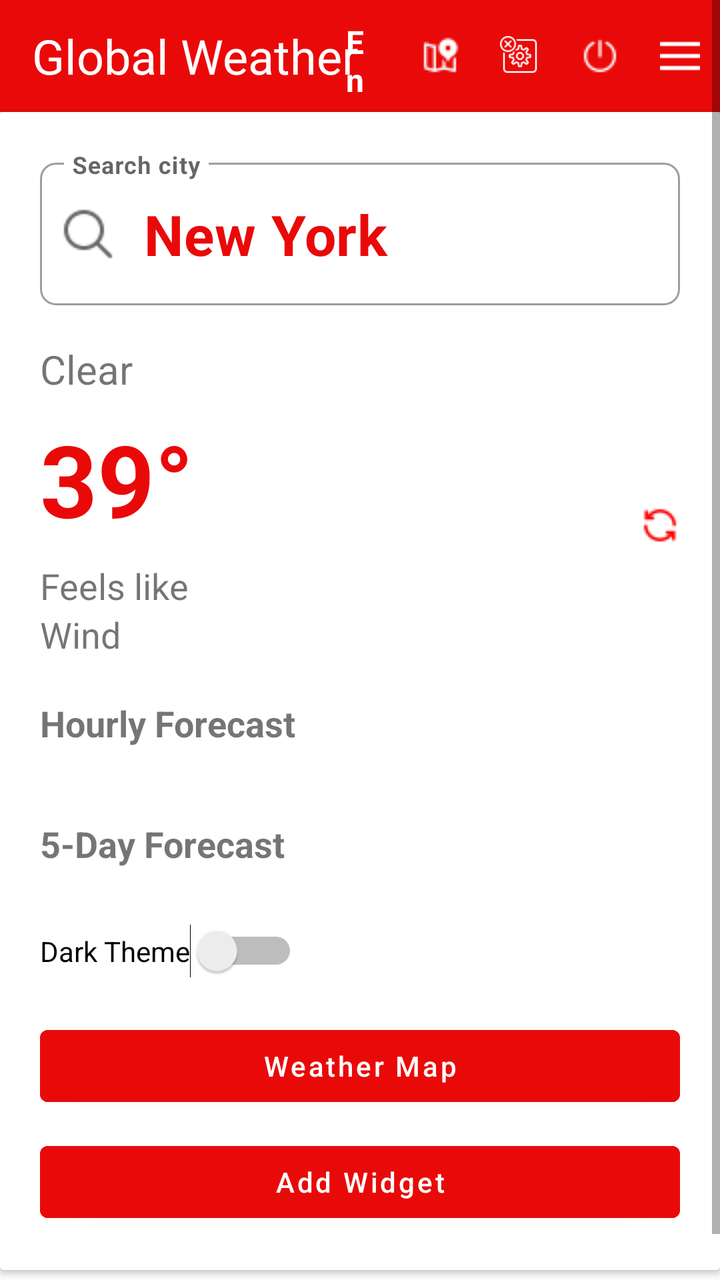
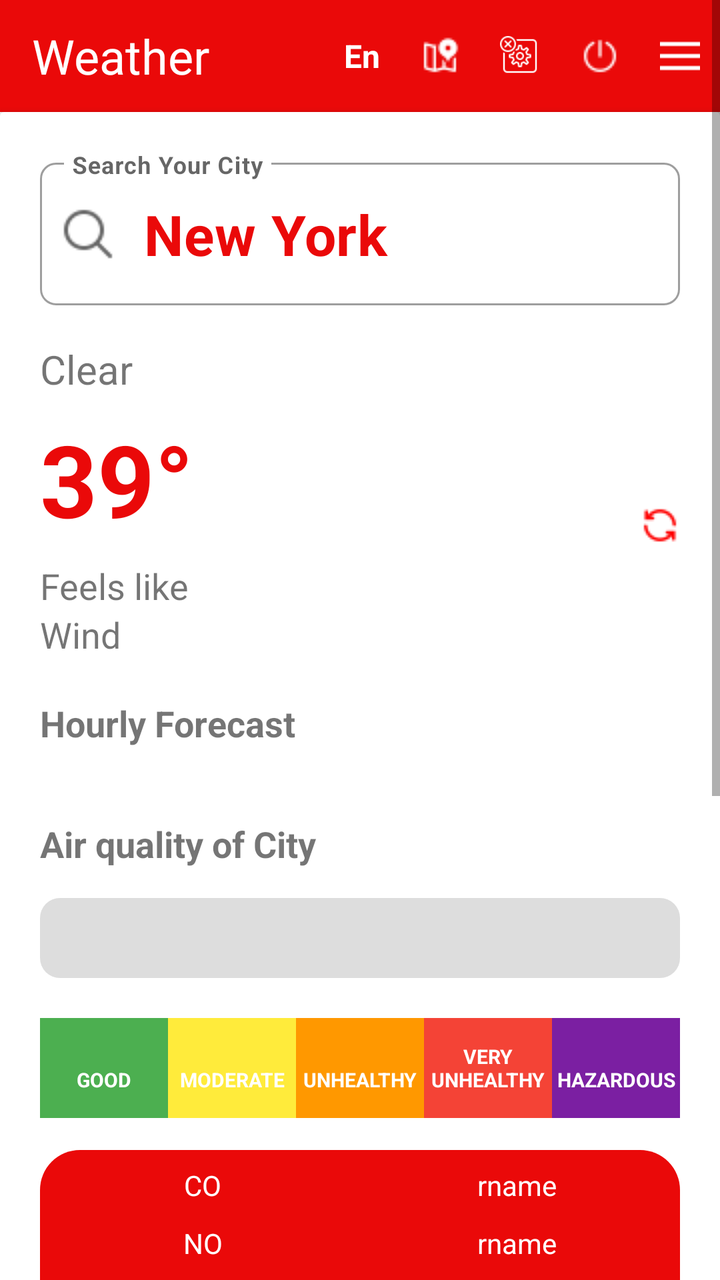

Before-and-after screenshots of an Android layout around one commit, followed by the original layout XML and the change that was made.
<!-- AndroidManifest.xml: application theme Theme.Mausam -->
<!-- res/layout/activity_main.xml -->
<?xml version="1.0" encoding="utf-8"?>
<ScrollView xmlns:android="http://schemas.android.com/apk/res/android"
    xmlns:tools="http://schemas.android.com/tools"
    xmlns:app="http://schemas.android.com/apk/res-auto"
    android:id="@+id/scrollView"
    android:layout_width="match_parent"
    android:layout_height="match_parent"
    tools:context=".MainActivity">

    <LinearLayout
        android:layout_width="match_parent"
        android:layout_height="wrap_content"
        android:orientation="vertical">

        <androidx.appcompat.widget.Toolbar
            android:id="@+id/toolbar"
            android:layout_width="match_parent"
            android:layout_height="?attr/actionBarSize"
            android:background="@color/red">

            <TextView
                android:layout_width="wrap_content"
                android:layout_height="wrap_content"
                android:textSize="24sp"
                android:textColor="@color/white"
                android:text="@string/title"/>

            <ImageButton
                android:id="@+id/menu"
                android:layout_margin="10dp"
                android:layout_width="20dp"
                android:layout_height="20dp"
                android:background="@drawable/menu"
                android:layout_gravity="end"
                android:contentDescription="TODO" />

            <ImageButton
                android:id="@+id/power"
                android:layout_margin="10dp"
                android:layout_width="wrap_content"
                android:layout_height="wrap_content"
                android:contentDescription="TODO"
                android:src="@drawable/power1"
                android:background="?attr/selectableItemBackgroundBorderless"
                android:layout_gravity="end" />

            

            <ImageButton
                android:id="@+id/widget"
                android:layout_margin="10dp"
                android:layout_width="20dp"
                android:layout_height="20dp"
                android:background="@drawable/widget"
                android:layout_gravity="end"
                android:contentDescription="TODO" />

            <ImageButton
                android:id="@+id/map"
                android:layout_margin="10dp"
                android:layout_width="wrap_content"
                android:layout_height="wrap_content"
                android:contentDescription="TODO"
                android:src="@drawable/map1"
                android:background="?attr/selectableItemBackgroundBorderless"
                android:layout_gravity="end" />

            <TextView
                android:id="@+id/fab_lang"
                android:layout_width="wrap_content"
                android:layout_height="wrap_content"
                android:layout_margin="10dp"
                android:text="En"
                android:textColor="@color/white"
                android:layout_gravity="end"
                android:textStyle="bold"
                android:textSize="16sp" />

            

        </androidx.appcompat.widget.Toolbar>

        
        <androidx.cardview.widget.CardView
            android:id="@+id/cardview"
            android:layout_width="match_parent"
            android:layout_height="match_parent">

            
            <LinearLayout
                android:layout_width="match_parent"
                android:layout_height="wrap_content"
                android:orientation="horizontal"
                android:gravity="center"
                android:paddingLeft="20dp"
                android:paddingRight="20dp"
                android:paddingTop="20dp">

                <com.google.android.material.textfield.TextInputLayout
                    android:id="@+id/input_layout_city"
                    style="@style/Widget.MaterialComponents.TextInputLayout.OutlinedBox"
                    android:layout_width="match_parent"
                    android:layout_height="wrap_content"
                    android:hint="Search city"
                    app:startIconDrawable="@drawable/search"
                    app:endIconMode="clear_text"
                    app:boxBackgroundMode="outline"
                    app:boxCornerRadiusTopStart="8dp"
                    app:boxCornerRadiusTopEnd="8dp"
                    app:boxCornerRadiusBottomStart="8dp"
                    app:boxCornerRadiusBottomEnd="8dp">

                    <com.google.android.material.textfield.TextInputEditText
                        android:id="@+id/textCity"
                        android:textSize="28sp"
                        android:textStyle="bold"
                        android:textColor="@color/red"
                        android:layout_width="match_parent"
                        android:layout_height="wrap_content"
                        android:text="@string/city_name"
                        android:imeOptions="actionSearch"
                        android:inputType="text" />

                </com.google.android.material.textfield.TextInputLayout>


        

            </LinearLayout>

            <LinearLayout
                android:layout_width="match_parent"
                android:layout_height="wrap_content"
                android:orientation="vertical"
                android:layout_marginTop="95dp"
                android:padding="20dp">

                <TextView
                    android:id="@+id/textCondition"
                    android:layout_width="wrap_content"
                    android:layout_height="wrap_content"
                    android:text="@string/clear"
                    android:textSize="20sp" />

                <LinearLayout
                    android:layout_width="match_parent"
                    android:layout_height="wrap_content"
                    android:layout_gravity="end"
                    android:layout_marginTop="8dp"
                    android:layout_marginBottom="8dp"
                    android:orientation="horizontal">

                    <TextView
                        android:id="@+id/textTemperature"
                        android:layout_width="wrap_content"
                        android:layout_height="wrap_content"
                        android:text="39°"
                        android:textSize="50sp"
                        android:textStyle="bold"
                        android:textColor="@color/red" />

                    
                    <View
                        android:layout_width="0dp"
                        android:layout_height="0dp"
                        android:layout_weight="1" />

                    <ImageView
                        android:id="@+id/imageWeatherIcon"
                        android:layout_width="wrap_content"
                        android:layout_height="match_parent"
                        android:contentDescription="TODO"
                        android:scaleType="centerInside" />

                    <ImageButton
                        android:id="@+id/refresh"
                        android:layout_width="wrap_content"
                        android:layout_height="wrap_content"
                        android:contentDescription="TODO"
                        android:src="@drawable/refresh1"
                        android:background="?attr/selectableItemBackgroundBorderless"
                        android:layout_gravity="end|bottom" />

                </LinearLayout>

                <TextView
                    android:id="@+id/textFeelsLike"
                    android:layout_width="wrap_content"
                    android:layout_height="wrap_content"
                    android:text="@string/feels_like"
                    android:textSize="18sp" />

                <TextView
                    android:id="@+id/textWind"
                    android:layout_width="wrap_content"
                    android:layout_height="wrap_content"
                    android:text="@string/wind"
                    android:textSize="18sp" />

                
                <TextView
                    android:id="@+id/textHourlyLabel"
                    android:layout_width="match_parent"
                    android:layout_height="wrap_content"
                    android:text="@string/hourly_forecast"
                    android:textSize="18sp"
                    android:textStyle="bold"
                    android:layout_marginTop="20dp" />

                
                <androidx.recyclerview.widget.RecyclerView
                    android:id="@+id/recyclerHourly"
                    android:layout_width="match_parent"
                    android:layout_height="wrap_content"
                    android:layout_marginTop="8dp"
                    android:orientation="horizontal"
                    android:overScrollMode="never"
                    android:paddingBottom="8dp" />

                
                <TextView
                    android:id="@+id/textFiveDayLabel"
                    android:layout_width="match_parent"
                    android:layout_height="wrap_content"
                    android:text="@string/five_day_forecast"
                    android:textSize="18sp"
                    android:textStyle="bold"
                    android:layout_marginTop="20dp" />

                <androidx.recyclerview.widget.RecyclerView
                    android:id="@+id/recyclerDaily"
                    android:layout_width="match_parent"
                    android:layout_height="wrap_content"
                    android:layout_marginTop="8dp"
                    android:nestedScrollingEnabled="false"
                    android:overScrollMode="never" />

                <Switch
                    android:id="@+id/switchTheme"
                    android:layout_width="wrap_content"
                    android:layout_height="wrap_content"
                    android:text="@string/dark_theme"
                    android:layout_marginTop="20dp"
                    tools:ignore="UseSwitchCompatOrMaterialXml" />

                


                
                <Button
                    android:id="@+id/btnAddMap"
                    android:layout_width="match_parent"
                    android:layout_height="wrap_content"
                    android:text="@string/weather_map"
                    android:textAllCaps="false"
                    android:backgroundTint="@color/red"
                    android:textColor="@android:color/white"
                    android:layout_marginTop="20dp" />

                
                <Button
                    android:id="@+id/btnAddWidget"
                    android:layout_width="match_parent"
                    android:layout_height="wrap_content"
                    android:text="@string/add_widget"
                    android:textAllCaps="false"
                    android:backgroundTint="@color/red"
                    android:textColor="@android:color/white"
                    android:layout_marginTop="10dp" />

            </LinearLayout>

        </androidx.cardview.widget.CardView>

        <com.google.android.gms.ads.AdView
            android:id="@+id/adView"
            android:layout_gravity="center"
            android:gravity="bottom"
            android:layout_marginTop="10dp"
            android:layout_width="wrap_content"
            android:layout_height="wrap_content"
            app:adSize="BANNER"
            app:adUnitId="@string/ads_banner_id" />

    </LinearLayout>

</ScrollView>
<!-- resources referenced by this layout -->
<resources>
  <color name="red">#EA0909</color>
  <color name="white">#FFFFFFFF</color>
  <!-- drawable map1: png bitmap (drawable, 384 bytes) -->
  <!-- drawable menu: png bitmap (drawable, 159 bytes) -->
  <!-- drawable power1: png bitmap (drawable, 366 bytes) -->
  <!-- drawable refresh1: png bitmap (drawable, 379 bytes) -->
  <!-- drawable search: png bitmap (drawable, 451 bytes) -->
  <!-- drawable widget: png bitmap (drawable, 1140 bytes) -->
  <string name="add_widget">Add Widget</string>
  <string name="ads_banner_id">ca-app-pub-1606200483291446/5984462953</string>
  <string name="city_name">New York</string>
  <string name="clear">Clear</string>
  <string name="dark_theme">Dark Theme</string>
  <string name="feels_like">Feels like</string>
  <string name="five_day_forecast">5-Day Forecast</string>
  <string name="hourly_forecast">Hourly Forecast</string>
  <string name="title">Global Weather</string>
  <string name="weather_map">Weather Map</string>
  <string name="wind">Wind</string>
  <style name="Theme.Mausam" parent="Theme.MaterialComponents.DayNight.NoActionBar">
          
          <item name="colorPrimary">@color/red</item>
          <item name="colorOnPrimary">@color/white</item>
          <item name="colorPrimaryDark">@color/red</item>
          <item name="android:windowBackground">@color/white</item>
          <item name="android:textColorPrimary">@color/black</item>
          <item name="colorPrimaryVariant">@color/red</item>
          <item name="popupMenuStyle">@style/ThemeOverlay.AppCompat.Light</item>
      </style>
  <color name="black">#FF000000</color>
</resources>

<!-- the commit's change to res/layout/activity_main.xml (unified diff, before → after) -->
@@ -90,7 +90,7 @@
             <LinearLayout
                 android:layout_width="match_parent"
                 android:layout_height="wrap_content"
-                android:orientation="horizontal"
+                android:orientation="vertical"
                 android:gravity="center"
                 android:paddingLeft="20dp"
                 android:paddingRight="20dp"
@@ -101,7 +101,7 @@
                     style="@style/Widget.MaterialComponents.TextInputLayout.OutlinedBox"
                     android:layout_width="match_parent"
                     android:layout_height="wrap_content"
-                    android:hint="Search city"
+                    android:hint="@string/search_city"
                     app:startIconDrawable="@drawable/search"
                     app:endIconMode="clear_text"
                     app:boxBackgroundMode="outline"
@@ -123,8 +123,17 @@
 
                 </com.google.android.material.textfield.TextInputLayout>
 
-
-        
+                
+                <androidx.recyclerview.widget.RecyclerView
+                    android:id="@+id/searchViewHolder"
+                    android:visibility="gone"
+                    android:layout_width="match_parent"
+                    android:layout_height="wrap_content"
+                    android:layout_marginTop="16dp"
+                    android:background="@drawable/bg_dialog"
+                    android:padding="5dp"/>
+
+                
 
             </LinearLayout>
 
@@ -216,6 +225,206 @@
                     android:orientation="horizontal"
                     android:overScrollMode="never"
                     android:paddingBottom="8dp" />
+
+                
+                <androidx.cardview.widget.CardView
+                    android:layout_width="match_parent"
+                    android:layout_height="wrap_content"
+                    android:layout_margin="10dp"
+                    app:cardCornerRadius="5dp"
+                    app:cardElevation="5dp"
+                    android:visibility="gone">
+
+                    <LinearLayout
+                        android:layout_width="match_parent"
+                        android:layout_height="wrap_content"
+                        android:orientation="vertical"
+                        android:padding="8dp">
+
+                        
+                        <TextView
+                            android:layout_width="wrap_content"
+                            android:layout_height="wrap_content"
+                            android:text="@string/search_city_air_index"
+                            android:textStyle="bold"
+                            android:textSize="14sp"
+                            android:textColor="@color/red"/>
+
+                        
+                        <androidx.appcompat.widget.SearchView
+                            android:id="@+id/newwi"
+                            android:layout_width="match_parent"
+                            android:layout_height="wrap_content"
+                            app:iconifiedByDefault="false"
+                            app:queryHint="@string/search_city"/>
+                    </LinearLayout>
+                </androidx.cardview.widget.CardView>
+
+                <LinearLayout
+                    android:id="@+id/airTab"
+                    android:layout_width="match_parent"
+                    android:layout_height="wrap_content"
+                    android:orientation="vertical">
+
+                    
+                    <TextView
+                        android:id="@+id/textCityAir"
+                        android:layout_width="match_parent"
+                        android:layout_height="wrap_content"
+                        android:text="@string/search_city_air_index"
+                        android:textSize="18sp"
+                        android:textStyle="bold"
+                        android:layout_marginTop="20dp" />
+
+                    
+                    <ProgressBar
+                        android:id="@+id/aqiProgressBar"
+                        style="@android:style/Widget.ProgressBar.Horizontal"
+                        android:layout_width="match_parent"
+                        android:layout_height="40dp"
+                        android:layout_marginTop="15dp"
+                        android:max="500"
+                        android:progress="0"
+                        android:progressDrawable="@drawable/progressbar_states"/>
+
+                    
+                    <include
+                        android:id="@+id/colorTab"
+                        android:layout_width="match_parent"
+                        android:layout_height="wrap_content"
+                        layout="@layout/progress_bar" />
+
+                    
+                    <TableLayout
+                        android:id="@+id/tableLayout"
+                        android:layout_width="match_parent"
+                        android:layout_height="wrap_content"
+                        android:layout_marginTop="16dp"
+                        android:background="@drawable/button_etutor_design">
+
+                        <TableRow>
+                            <TextView
+                                android:layout_width="0dp"
+                                android:layout_height="wrap_content"
+                                android:layout_weight="1"
+                                android:padding="5dp"
+                                android:text="CO"
+                                android:textColor="@color/white"
+                                android:gravity="center"/>
+                            <TextView
+                                android:id="@+id/co"
+                                android:layout_width="0dp"
+                                android:layout_height="wrap_content"
+                                android:layout_weight="1"
+                                android:padding="5dp"
+                                android:text="rname"
+                                android:textColor="@color/white"
+                                android:gravity="center"/>
+                        </TableRow>
+
+                        <TableRow>
+                            <TextView
+                                android:layout_width="0dp"
+                                android:layout_height="wrap_content"
+                                android:layout_weight="1"
+                                android:text="NO"
+                                android:padding="5dp"
+                                android:textColor="@color/white"
+                                android:gravity="center"/>
+                            <TextView
+                                android:id="@+id/NO"
+                                android:layout_width="0dp"
+                                android:layout_height="wrap_content"
+                                android:layout_weight="1"
+                                android:padding="5dp"
+                                android:text="rname"
+                                android:textColor="@color/white"
+                                android:gravity="center"/>
+                        </TableRow>
+
+                        <TableRow>
+                            <TextView
+                                android:layout_width="0dp"
+                                android:layout_height="wrap_content"
+                                android:layout_weight="1"
+                                android:text="NO2"
+                                android:padding="5dp"
+                                android:textColor="@color/white"
+                                android:gravity="center"/>
+                            <TextView
+                                android:id="@+id/NO2"
+                                android:layout_width="0dp"
+                                android:layout_height="wrap_content"
+                                android:layout_weight="1"
+                                android:text="NO@"
+                                android:padding="5dp"
+                                android:textColor="@color/white"
+                                android:gravity="center"/>
+                        </TableRow>
+
+                        <TableRow>
+                            <TextView
+                                android:layout_width="0dp"
+                                android:layout_height="wrap_content"
+                                android:layout_weight="1"
+                                android:text="O3"
+                                android:padding="5dp"
+                                android:textColor="@color/white"
+                                android:gravity="center"/>
+                            <TextView
+                                android:id="@+id/O3"
+                                android:layout_width="0dp"
+                                android:layout_height="wrap_content"
+                                android:layout_weight="1"
+                                android:text="rname"
+                                android:padding="5dp"
+                                android:textColor="@color/white"
+                                android:gravity="center"/>
+                        </TableRow>
+
+                        <TableRow>
+                            <TextView
+                                android:layout_width="0dp"
+                                android:layout_height="wrap_content"
+                                android:layout_weight="1"
+                                android:text="SO2"
+                                android:padding="5dp"
+                                android:textColor="@color/white"
+                                android:gravity="center"/>
+                            <TextView
+                                android:id="@+id/S02"
+                                android:layout_width="0dp"
+                                android:layout_height="wrap_content"
+                                android:layout_weight="1"
+                                android:padding="5dp"
+                                android:text="rname"
+                                android:textColor="@color/white"
+                                android:gravity="center"/>
+                        </TableRow>
+
+                        <TableRow>
+                            <TextView
+                                android:layout_width="0dp"
+                                android:layout_height="wrap_content"
+                                android:layout_weight="1"
+                                android:text="NH3"
+                                android:padding="5dp"
+                                android:textColor="@color/white"
+                                android:gravity="center"/>
+                            <TextView
+                                android:id="@+id/nh3"
+                                android:layout_width="0dp"
+                                android:layout_height="wrap_content"
+                                android:layout_weight="1"
+                                android:padding="5dp"
+                                android:text="rname"
+                                android:textColor="@color/white"
+                                android:gravity="center"/>
+                        </TableRow>
+
+                    </TableLayout>
+
+                </LinearLayout>
 
                 
                 <TextView
@@ -285,3 +494,73 @@
     </LinearLayout>
 
 </ScrollView>
+<!-- res/layout/progress_bar.xml (included above) -->
+<?xml version="1.0" encoding="utf-8"?>
+<LinearLayout xmlns:android="http://schemas.android.com/apk/res/android"
+    android:layout_width="match_parent"
+    android:layout_height="wrap_content"
+    android:orientation="horizontal"
+    android:paddingTop="20dp"
+    android:weightSum="5">
+
+    
+    <TextView
+        android:layout_width="0dp"
+        android:layout_height="50dp"
+        android:layout_weight="1"
+        android:gravity="center"
+        android:background="@color/aqi_good"
+        android:text="\nGOOD"
+        android:textColor="@android:color/white"
+        android:textStyle="bold"
+        android:textSize="10sp" />
+
+    
+    <TextView
+        android:layout_width="0dp"
+        android:layout_height="50dp"
+        android:layout_weight="1"
+        android:gravity="center"
+        android:background="@color/aqi_moderate"
+        android:text="\nMODERATE"
+        android:textColor="@android:color/white"
+        android:textStyle="bold"
+        android:textSize="10sp" />
+
+    
+    <TextView
+        android:layout_width="0dp"
+        android:layout_height="50dp"
+        android:layout_weight="1"
+        android:gravity="center"
+        android:background="@color/aqi_unhealthy"
+        android:text="\nUNHEALTHY"
+        android:textColor="@android:color/white"
+        android:textStyle="bold"
+        android:textSize="10sp" />
+
+    
+    <TextView
+        android:layout_width="0dp"
+        android:layout_height="50dp"
+        android:layout_weight="1"
+        android:gravity="center"
+        android:background="@color/aqi_very_unhealthy"
+        android:text="VERY\nUNHEALTHY"
+        android:textColor="@android:color/white"
+        android:textStyle="bold"
+        android:textSize="10sp" />
+
+    
+    <TextView
+        android:layout_width="0dp"
+        android:layout_height="50dp"
+        android:layout_weight="1"
+        android:gravity="center"
+        android:background="@color/aqi_hazardous"
+        android:text="\nHAZARDOUS"
+        android:textColor="@android:color/white"
+        android:textStyle="bold"
+        android:textSize="10sp" />
+
+</LinearLayout>
<!-- resource entries referenced after the edit -->
@@ -1,10 +1,70 @@
 <!-- resources referenced by this layout -->
 <resources>
+  <color name="aqi_good">#4CAF50</color>
+  <color name="aqi_hazardous">#7B1FA2</color>
+  <color name="aqi_moderate">#FFEB3B</color>
+  <color name="aqi_unhealthy">#FF9800</color>
+  <color name="aqi_very_unhealthy">#F44336</color>
   <color name="red">#EA0909</color>
   <color name="white">#FFFFFFFF</color>
+  <!-- drawable bg_dialog (drawable) -->
+  <?xml version="1.0" encoding="utf-8"?>
+  <shape xmlns:android="http://schemas.android.com/apk/res/android"
+      android:shape="rectangle" >
+  
+      <gradient android:angle="90"/>
+  
+      <corners android:bottomLeftRadius="0dp"
+          android:topLeftRadius="15dp"
+          android:bottomRightRadius="15dp"
+          android:topRightRadius="0dp" />
+  
+      <stroke android:width="3dp"
+          android:color="@color/red"/>
+  
+  </shape>
+  <!-- drawable button_etutor_design (drawable) -->
+  <?xml version="1.0" encoding="utf-8"?>
+  <selector xmlns:android="http://schemas.android.com/apk/res/android">
+  
+  <item>
+      <layer-list>
+          <item><shape>
+  
+              <corners
+                  android:radius="20dp"
+                  />
+              <gradient android:angle="90"  android:type="linear" />
+  
+              <stroke android:width="0dp" android:color="#58030300" />
+              <solid android:color="@color/red"  />
+  
+              <padding android:bottom="3dp" android:left="3dp" android:right="3dp" android:top="3dp" />
+          </shape></item>
+      </layer-list>
+  </item>
+  
+  </selector>
   <!-- drawable map1: png bitmap (drawable, 384 bytes) -->
   <!-- drawable menu: png bitmap (drawable, 159 bytes) -->
   <!-- drawable power1: png bitmap (drawable, 366 bytes) -->
+  <!-- drawable progressbar_states (drawable) -->
+  <layer-list xmlns:android="http://schemas.android.com/apk/res/android">
+      <item android:id="@android:id/background">
+          <shape>
+              <corners android:radius="10dp"/>
+              <solid android:color="#DDDDDD"/>
+          </shape>
+      </item>
+      <item android:id="@android:id/progress">
+          <clip>
+              <shape>
+                  <corners android:radius="10dp"/>
+                  <solid android:color="#00FF00"/>
+              </shape>
+          </clip>
+      </item>
+  </layer-list>
   <!-- drawable refresh1: png bitmap (drawable, 379 bytes) -->
   <!-- drawable search: png bitmap (drawable, 451 bytes) -->
   <!-- drawable widget: png bitmap (drawable, 1140 bytes) -->
@@ -16,7 +76,9 @@
   <string name="feels_like">Feels like</string>
   <string name="five_day_forecast">5-Day Forecast</string>
   <string name="hourly_forecast">Hourly Forecast</string>
-  <string name="title">Global Weather</string>
+  <string name="search_city">Search Your City</string>
+  <string name="search_city_air_index">Air quality of City</string>
+  <string name="title">Weather</string>
   <string name="weather_map">Weather Map</string>
   <string name="wind">Wind</string>
   <style name="Theme.Mausam" parent="Theme.MaterialComponents.DayNight.NoActionBar">
